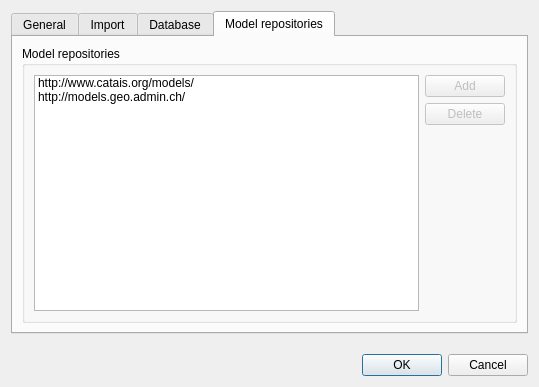
Qt form base/settings/Ui_options.ui (veriso/veriso) before a commit.
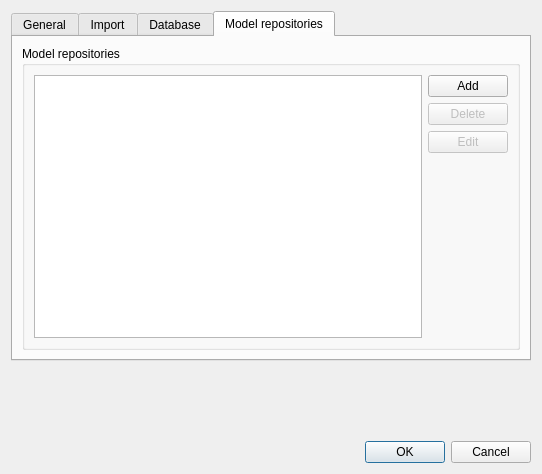
The same form after that commit. The open tabs and pages were chosen to show the change.

Patch:
```diff
--- a/base/settings/Ui_options.ui
+++ b/base/settings/Ui_options.ui
@@ -6,8 +6,8 @@
    <rect>
     <x>0</x>
     <y>0</y>
-    <width>539</width>
-    <height>387</height>
+    <width>542</width>
+    <height>474</height>
    </rect>
   </property>
   <property name="sizePolicy">
@@ -289,16 +289,9 @@
               <property name="selectionMode">
                <enum>QAbstractItemView::ExtendedSelection</enum>
               </property>
-              <item>
-               <property name="text">
-                <string>http://www.catais.org/models/</string>
-               </property>
-              </item>
-              <item>
-               <property name="text">
-                <string>http://models.geo.admin.ch/</string>
-               </property>
-              </item>
+              <property name="selectionBehavior">
+               <enum>QAbstractItemView::SelectRows</enum>
+              </property>
              </widget>
             </item>
             <item>
@@ -306,7 +299,7 @@
               <item>
                <widget class="QPushButton" name="btnAddModelRepo">
                 <property name="enabled">
-                 <bool>false</bool>
+                 <bool>true</bool>
                 </property>
                 <property name="text">
                  <string>Add</string>
@@ -323,6 +316,16 @@
                 </property>
                </widget>
               </item>
+              <item>
+               <widget class="QPushButton" name="btnEditModelRepo">
+                <property name="enabled">
+                 <bool>false</bool>
+                </property>
+                <property name="text">
+                 <string>Edit</string>
+                </property>
+               </widget>
+              </item>
               <item>
                <spacer name="verticalSpacer_3">
                 <property name="orientation">
```
Left out of the diff: 38 changed lines with no effect on the pictures.
